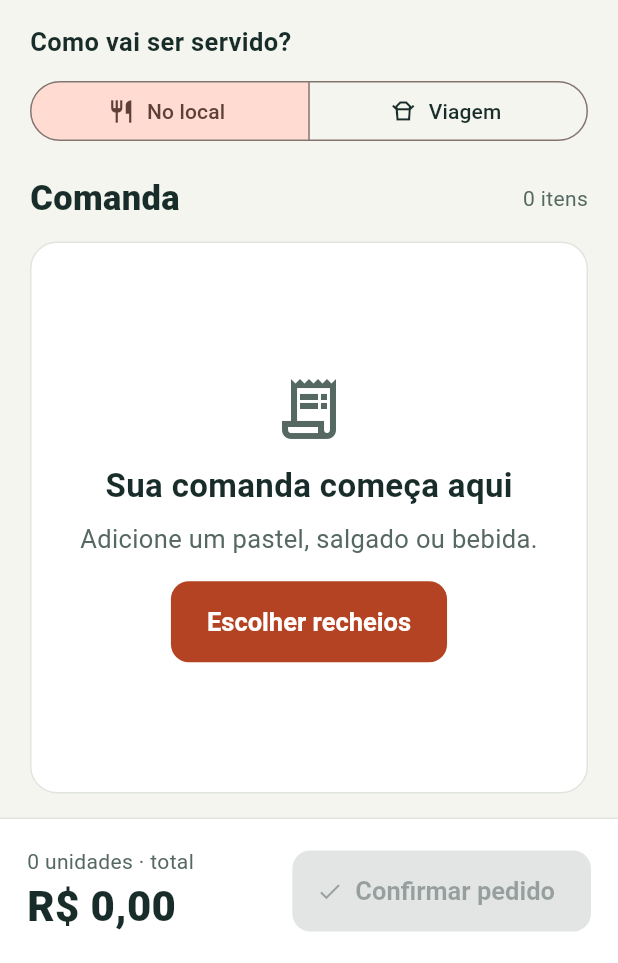
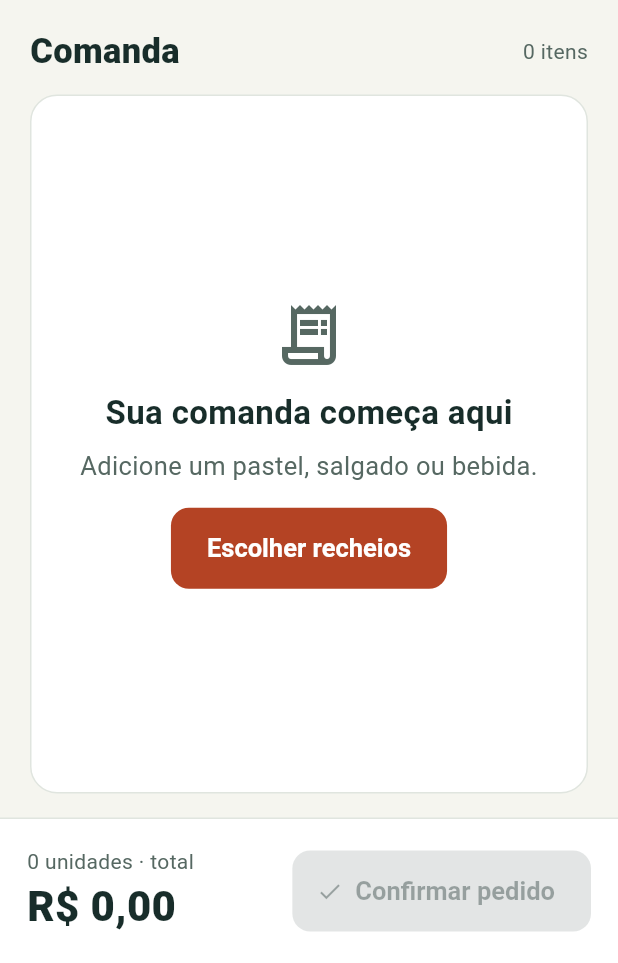
Before and after one commit to srkrash/Pastelaria, a Flutter app: the NovoPedidoScreen screen opened directly, on a phone screen of 412 x 824 dp, the part 273-1236 px from its top. Run offline on Flutter 3.47's test engine with Material 3 defaults, Android fonts, the phone set to English and light mode, and no system bars; our stand-ins replace shared_preferences, sqflite, timezone; missing offline and left inert: cryptography; accounts and stored records are empty; statements that could not run were skipped.

Commit message:
Melhora identificação de viagem e escolha ao finalizar pedido

```diff
--- a/pastelaria_app/lib/screens/novo_pedido_screen.dart
+++ b/pastelaria_app/lib/screens/novo_pedido_screen.dart
@@ -21,6 +21,7 @@ class NovoPedidoScreen extends StatefulWidget {
 class _NovoPedidoScreenState extends State<NovoPedidoScreen> {
   final _notes = TextEditingController();
   bool _busy = false;
+  bool _choosingType = false;
   String? _fingerprint;
   String _commandId = newCommandId();
   Map<String, dynamic>? _catalog;
@@ -163,6 +164,39 @@ class _NovoPedidoScreenState extends State<NovoPedidoScreen> {
       }
       return;
     }
+    setState(() => _choosingType = true);
+    final type = await showDialog<String>(
+        context: context,
+        builder: (c) => AlertDialog(
+              title: const Text('Como vai ser servido?'),
+              content: Column(
+                mainAxisSize: MainAxisSize.min,
+                crossAxisAlignment: CrossAxisAlignment.stretch,
+                children: [
+                  FilledButton.icon(
+                      onPressed: () => Navigator.pop(c, 'Consumo'),
+                      icon: const Icon(Icons.restaurant_outlined),
+                      label: const Text('Consumo no local')),
+                  const SizedBox(height: 12),
+                  FilledButton.icon(
+                      onPressed: () => Navigator.pop(c, 'Viagem'),
+                      icon: const Icon(Icons.takeout_dining_outlined),
+                      label: const Text('Para viagem')),
+                ],
+              ),
+              actions: [
+                TextButton(
+                    onPressed: () => Navigator.pop(c),
+                    child: const Text('Voltar')),
+              ],
+            ));
+    if (!mounted) return;
+    setState(() => _choosingType = false);
+    if (type == null) {
+      setState(() => _busy = false);
+      return;
+    }
+    p.draftType = type;
     final payload = <String, dynamic>{
       'observacoes_pedido': '[${p.draftType}] ${_notes.text.trim()}',
       'itens': p.itensPedidoAtual
@@ -229,28 +263,6 @@ class _NovoPedidoScreenState extends State<NovoPedidoScreen> {
             onPressed: () => _addProduct('bebida'),
             icon: const Icon(Icons.local_drink_outlined),
             label: const Text('Bebidas')),
-      ]);
-  Widget _type(PedidosProvider p) =>
-      Column(crossAxisAlignment: CrossAxisAlignment.stretch, children: [
-        const Text('Como vai ser servido?',
-            style: TextStyle(fontSize: 17, fontWeight: FontWeight.w700)),
-        const SizedBox(height: 10),
-        SegmentedButton<String>(
-            segments: const [
-              ButtonSegment(
-                  value: 'Consumo',
-                  label: Text('No local'),
-                  icon: Icon(Icons.restaurant_outlined)),
-              ButtonSegment(
-                  value: 'Viagem',
-                  label: Text('Viagem'),
-                  icon: Icon(Icons.takeout_dining_outlined))
-            ],
-            selected: {
-              p.draftType
-            },
-            showSelectedIcon: false,
-            onSelectionChanged: (s) => setState(() => p.draftType = s.single)),
       ]);
   Widget _observations(PedidosProvider p) => TextField(
       controller: _notes,
@@ -432,8 +444,6 @@ class _NovoPedidoScreenState extends State<NovoPedidoScreen> {
                                                         EdgeInsets.symmetric(
                                                             vertical: 16),
                                                     child: Divider()),
-                                                _type(p),
-                                                const SizedBox(height: 24),
                                                 _observations(p)
                                               ]))))
                                     ])
@@ -460,8 +470,6 @@ class _NovoPedidoScreenState extends State<NovoPedidoScreen> {
                                                 Icons.local_drink_outlined),
                                             label: const Text('Bebidas'))
                                       ])),
-                                  const SizedBox(height: 16),
-                                  _type(p),
                                   const SizedBox(height: 18),
                                   Expanded(child: _comanda(p, false)),
                                 ]));
@@ -493,14 +501,16 @@ class _NovoPedidoScreenState extends State<NovoPedidoScreen> {
                     FilledButton.icon(
                         onPressed:
                             units > 0 && !_busy ? () => _confirm(p) : null,
-                        icon: _busy
+                        icon: _busy && !_choosingType
                             ? const SizedBox(
                                 width: 20,
                                 height: 20,
                                 child:
                                     CircularProgressIndicator(strokeWidth: 2))
                             : const Icon(Icons.check),
-                        label: Text(_busy ? 'Enviando…' : 'Confirmar pedido'))
+                        label: Text(_busy && !_choosingType
+                            ? 'Enviando…'
+                            : 'Confirmar pedido'))
                   ]))),
         ));
   }
--- a/pastelaria_app/lib/screens/order_queue_screen.dart
+++ b/pastelaria_app/lib/screens/order_queue_screen.dart
@@ -358,6 +358,9 @@ class _OrderQueueScreenState extends State<OrderQueueScreen> {
                               .toLocal();
                       return SurfaceCard(
                           key: ValueKey(p['pedido_id']),
+                          color: !widget.production && trip
+                              ? const Color(0xFFE3F2FD)
+                              : Colors.white,
                           child: Column(
                               crossAxisAlignment: CrossAxisAlignment.stretch,
                               children: [
--- a/pastelaria_app/lib/ui/app_ui.dart
+++ b/pastelaria_app/lib/ui/app_ui.dart
@@ -74,15 +74,17 @@ int itemUnitCents(ItemPedido item) => item.produtoNome == 'Pastel'
 class SurfaceCard extends StatelessWidget {
   final Widget child;
   final EdgeInsetsGeometry padding;
+  final Color color;
   const SurfaceCard(
       {super.key,
       required this.child,
+      this.color = Colors.white,
       this.padding = const EdgeInsets.all(20)});
   @override
   Widget build(BuildContext context) => Container(
         padding: padding,
         decoration: BoxDecoration(
-            color: Colors.white,
+            color: color,
             borderRadius: BorderRadius.circular(18),
             border: Border.all(color: const Color(0xFFE0E5DF))),
         child: child,
```
Also changed, not shown: 2 other files.
